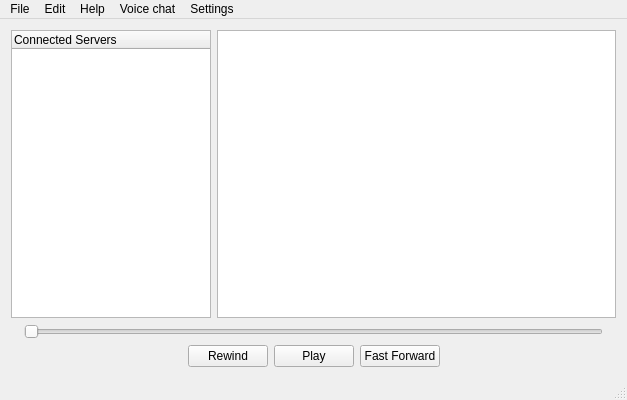
Before: the Qt Designer form src/mainwindow.ui in willamm/CommAudio, drawn with Qt 5.
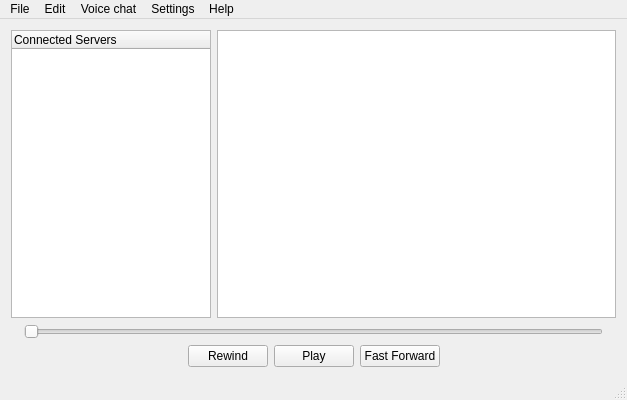
After: the same form once the commit is applied. Icons and pictures are not drawn.

```diff
--- a/src/mainwindow.ui
+++ b/src/mainwindow.ui
@@ -164,7 +164,7 @@
      <x>0</x>
      <y>0</y>
      <width>627</width>
-     <height>17</height>
+     <height>21</height>
     </rect>
    </property>
    <widget class="QMenu" name="menuFile">
@@ -201,9 +201,9 @@
    </widget>
    <addaction name="menuFile"/>
    <addaction name="menuEdit"/>
-   <addaction name="menuHelp"/>
    <addaction name="menuVoice_chat"/>
    <addaction name="menuSettings"/>
+   <addaction name="menuHelp"/>
   </widget>
   <widget class="QStatusBar" name="statusBar"/>
   <action name="actionAdd_file">
```
